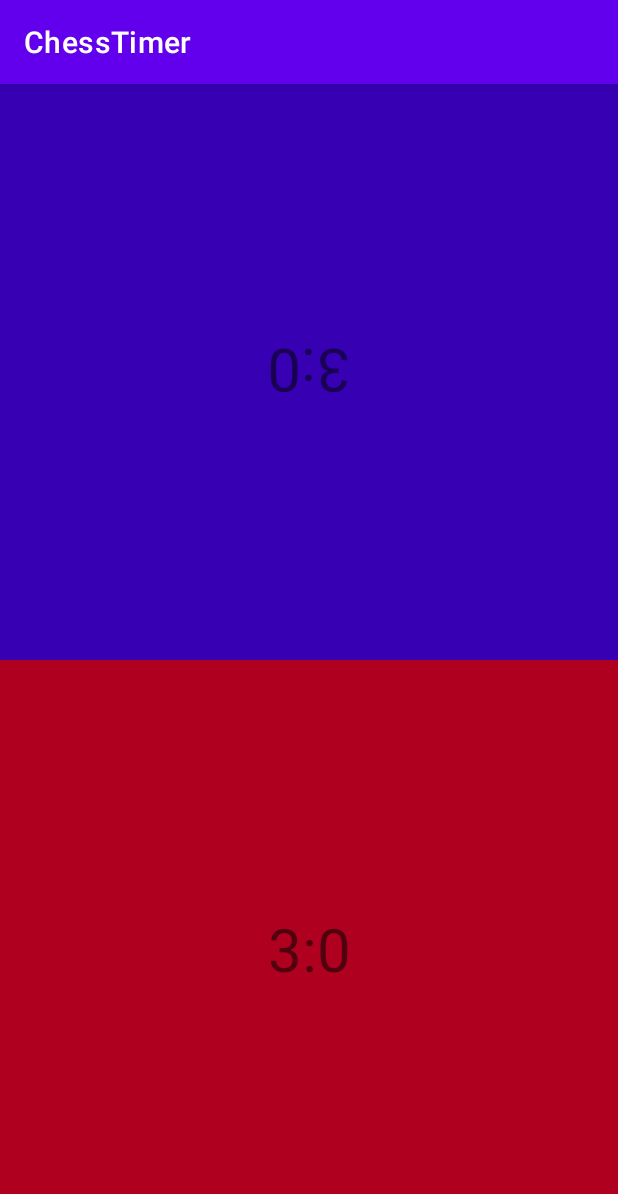
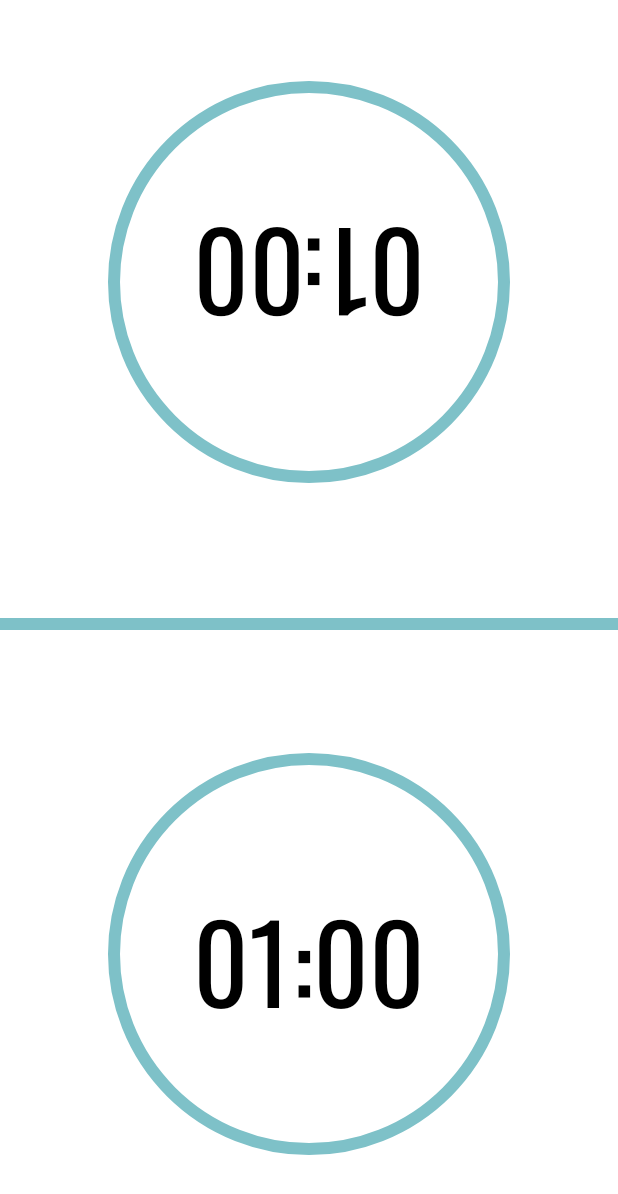
Before and after one commit to Ulyana75/ChessTimer, an Android app: the screen it shows after launch (MainActivity), on a phone screen of 412 x 824 dp. Shown: the top 1194 px of the screen. Run offline under Robolectric (Android 15) with nearby library versions, the phone set to English and light mode, and no system bars.

Commit message:
timer with progress bar

```diff
--- a/app/src/main/java/com/itmofitip/chesstimer/MainActivity.kt
+++ b/app/src/main/java/com/itmofitip/chesstimer/MainActivity.kt
@@ -5,7 +5,9 @@ import android.os.Bundle
 import com.itmofitip.chesstimer.view.fragment.TimerFragment
 import com.itmofitip.chesstimer.utilities.APP_ACTIVITY
 import com.itmofitip.chesstimer.utilities.replaceFragment
+import kotlinx.coroutines.ExperimentalCoroutinesApi
 
+@ExperimentalCoroutinesApi
 class MainActivity : AppCompatActivity() {
 
     override fun onCreate(savedInstanceState: Bundle?) {
@@ -16,6 +18,7 @@ class MainActivity : AppCompatActivity() {
 
     override fun onStart() {
         super.onStart()
+        supportActionBar?.hide()
         replaceFragment(TimerFragment(), false)
     }
 }
--- a/app/src/main/java/com/itmofitip/chesstimer/presenter/TimerPresenter.kt
+++ b/app/src/main/java/com/itmofitip/chesstimer/presenter/TimerPresenter.kt
@@ -1,89 +1,138 @@
 package com.itmofitip.chesstimer.presenter
 
 import android.util.Log
-import com.itmofitip.chesstimer.repository.TimerRepository
+import com.itmofitip.chesstimer.repository.*
 import com.itmofitip.chesstimer.view.TimerView
 import kotlinx.coroutines.*
 import kotlinx.coroutines.flow.*
+import java.util.concurrent.TimeUnit
 
+@FlowPreview
+@ExperimentalCoroutinesApi
 class TimerPresenter(private val view: TimerView) {
 
-    private val turn = MutableStateFlow<Int?>(null)
-    private val isPause = MutableStateFlow(true)
-    private var activeJob: Job? = null
-    private var repository = TimerRepository()
+    private val turnRepository = TurnRepository()
+    private val pauseRepository = PauseRepository()
+    private var timeRepository = TimeRepository()
+    private var firstJob: Job? = null
+    private var secondJob: Job? = null
 
     init {
-        view.setFirstTime(repository.getStartTime())
-        view.setSecondTime(repository.getStartTime())
+        view.setFirstTime(getNormalizedTime(timeRepository.startMillis))
+        view.setSecondTime(getNormalizedTime(timeRepository.startMillis))
 
         CoroutineScope(Dispatchers.IO).launch {
-            isPause.collect {
-                if (it) {
-                    activeJob?.cancel()
+            pauseRepository.pauseState.collect {
+                when (it) {
+                    PauseState.PAUSE -> {
+                        firstJob?.cancel()
+                        secondJob?.cancel()
+                    }
+                    PauseState.ACTIVE -> {
+                        collectTime()
+                    }
                 }
             }
         }
 
-        CoroutineScope(Dispatchers.IO).launch {
-            observeTurn()
-        }
+        observeMillisLeft()
     }
 
     fun startTimer() {
-        isPause.value = false
-        CoroutineScope(Dispatchers.IO).launch {
-            observeTurn()
-        }
+        pauseRepository.setPauseState(PauseState.ACTIVE)
     }
 
     fun stopTimer() {
-        isPause.value = true
+        pauseRepository.setPauseState(PauseState.PAUSE)
     }
 
     fun onFirstTimeButtonClicked() {
-        Log.d("LOL", "onFirstTimeButtonClicked")
-        turn.value = 1
+        startTimer()
+        timeRepository.incrementFirstTime()
+        turnRepository.setTurn(Turn.SECOND)
     }
 
     fun onSecondTimeButtonClicked() {
-        Log.d("LOL", "onSecondTimeButtonClicked")
-        turn.value = 0
+        startTimer()
+        timeRepository.incrementSecondTime()
+        turnRepository.setTurn(Turn.FIRST)
     }
 
-    private suspend fun observeTurn() {
-        Log.d("LOL", "observeTurn")
-        turn.collect {
-            Log.d("LOL", "im in collect turn with value $it")
-            activeJob?.cancel()
-
-            when (it) {
-                0 -> {
-                    activeJob = getTimerJob(0)
+    @FlowPreview
+    private fun observeMillisLeft() {
+        CoroutineScope(Dispatchers.IO).launch {
+            timeRepository.firstMillisLeft.collect {
+                withContext(Dispatchers.Main) {
+                    view.setFirstProgress(it.toFloat() / timeRepository.startMillis * 100)
                 }
-                1 -> {
-                    activeJob = getTimerJob(1)
+            }
+        }
+        CoroutineScope(Dispatchers.IO).launch {
+            timeRepository.secondMillisLeft.collect {
+                withContext(Dispatchers.Main) {
+                    view.setSecondProgress(it.toFloat() / timeRepository.startMillis * 100)
                 }
             }
         }
     }
 
-    private fun getTimerJob(a: Int): Job {
-        return when (a) {
-            0 -> CoroutineScope(Dispatchers.IO).launch {
-                repository.getFirstTimeFlow().collect { time ->
-                    withContext(Dispatchers.Main) {
-                        view.setFirstTime(time)
+    @ExperimentalCoroutinesApi
+    private fun collectTime() {
+        firstJob = CoroutineScope(Dispatchers.Main).launch {
+            getFirstTimeFlow().collect { time ->
+                view.setFirstTime(time)
+            }
+        }
+        secondJob = CoroutineScope(Dispatchers.Main).launch {
+            getSecondTimeFlow().collect { time ->
+                view.setSecondTime(time)
+            }
+        }
+    }
+
+    @ExperimentalCoroutinesApi
+    private fun getFirstTimeFlow(): Flow<String> {
+        return turnRepository.turn.flatMapLatest { turn ->
+            when (turn) {
+                Turn.FIRST -> return@flatMapLatest flow {
+                    while (true) {
+                        delay(10)
+                        timeRepository.decrementFirstTime(10)
+                        emit(getNormalizedTime(timeRepository.firstMillisLeft.value))
                     }
-                }
-            }
-            else -> CoroutineScope(Dispatchers.IO).launch {
-                repository.getSecondTimeFlow().collect { time ->
-                    withContext(Dispatchers.Main) {
-                        view.setSecondTime(time)
-                    }
+                }.flowOn(Dispatchers.IO)
+
+                else -> return@flatMapLatest flow {
+                    emit(getNormalizedTime(timeRepository.firstMillisLeft.value))
                 }
             }
         }
     }
+
+    @ExperimentalCoroutinesApi
+    private fun getSecondTimeFlow(): Flow<String> {
+        return turnRepository.turn.flatMapLatest { turn ->
+            when (turn) {
+                Turn.SECOND -> return@flatMapLatest flow {
+                    while (true) {
+                        delay(10)
+                        timeRepository.decrementSecondTime(10)
+                        emit(getNormalizedTime(timeRepository.secondMillisLeft.value))
+                    }
+                }.flowOn(Dispatchers.IO)
+
+                else -> return@flatMapLatest flow {
+                    emit(getNormalizedTime(timeRepository.secondMillisLeft.value))
+                }
+            }
+        }
+    }
+
+    private fun getNormalizedTime(millis: Long): String {
+        val minutes = TimeUnit.MILLISECONDS.toMinutes(millis)
+        val seconds = TimeUnit.MILLISECONDS.toSeconds(millis - minutes * 60_000)
+        val strMinutes = if (minutes < 10) "0$minutes" else "$minutes"
+        val strSeconds = if (seconds < 10) "0$seconds" else "$seconds"
+        return "$strMinutes:$strSeconds"
+    }
 }
--- /dev/null
+++ b/app/src/main/java/com/itmofitip/chesstimer/repository/PauseRepository.kt
@@ -0,0 +1,17 @@
+package com.itmofitip.chesstimer.repository
+
+import kotlinx.coroutines.flow.MutableStateFlow
+import kotlinx.coroutines.flow.StateFlow
+
+class PauseRepository {
+    private val _pauseState: MutableStateFlow<PauseState> = MutableStateFlow(PauseState.NOT_STARTED)
+    val pauseState: StateFlow<PauseState> get() = _pauseState
+
+    fun setPauseState(newPauseState: PauseState) {
+        _pauseState.value = newPauseState
+    }
+}
+
+enum class PauseState {
+    PAUSE, ACTIVE, NOT_STARTED
+}
--- /dev/null
+++ b/app/src/main/java/com/itmofitip/chesstimer/repository/TimeRepository.kt
@@ -0,0 +1,35 @@
+package com.itmofitip.chesstimer.repository
+
+import kotlinx.coroutines.flow.MutableStateFlow
+import kotlinx.coroutines.flow.StateFlow
+import java.util.concurrent.TimeUnit
+
+class TimeRepository {
+    var startMillis: Long = TimeUnit.MINUTES.toMillis(1)
+        private set
+    var increment: Long = TimeUnit.SECONDS.toMillis(2)
+        private set
+
+    private val _firstMillisLeft = MutableStateFlow(startMillis)
+    val firstMillisLeft: StateFlow<Long> get() = _firstMillisLeft
+
+    private val _secondMillisLeft = MutableStateFlow(startMillis)
+    val secondMillisLeft: StateFlow<Long> get() = _secondMillisLeft
+
+
+    fun incrementFirstTime() {
+        _firstMillisLeft.value += increment
+    }
+
+    fun incrementSecondTime() {
+        _secondMillisLeft.value += increment
+    }
+
+    fun decrementFirstTime(decrement: Long) {
+        _firstMillisLeft.value -= decrement
+    }
+
+    fun decrementSecondTime(decrement: Long) {
+        _secondMillisLeft.value -= decrement
+    }
+}
--- a/app/src/main/java/com/itmofitip/chesstimer/repository/TimerRepository.kt
+++ /dev/null
@@ -1,36 +0,0 @@
-package com.itmofitip.chesstimer.repository
-
-import com.itmofitip.chesstimer.commonmodels.Time
-import kotlinx.coroutines.Dispatchers
-import kotlinx.coroutines.delay
-import kotlinx.coroutines.flow.Flow
-import kotlinx.coroutines.flow.flow
-import kotlinx.coroutines.flow.flowOn
-
-class TimerRepository {
-    private var startTime: Time = Time(3)
-    private var currentFirstTime = startTime.copy()
-    private var currentSecondTime = startTime.copy()
-
-    fun getStartTime(): String = "${startTime.minutes}:${startTime.seconds}"
-
-    fun getFirstTimeFlow(): Flow<String> {
-        return flow {
-            while (true) {
-                delay(10)
-                currentFirstTime.subtractMillis(10)
-                emit("${currentFirstTime.minutes}:${currentFirstTime.seconds}")
-            }
-        }.flowOn(Dispatchers.IO)
-    }
-
-    fun getSecondTimeFlow(): Flow<String> {
-        return flow {
-            while (true) {
-                delay(10)
-                currentSecondTime.subtractMillis(10)
-                emit("${currentSecondTime.minutes}:${currentSecondTime.seconds}")
-            }
-        }.flowOn(Dispatchers.IO)
-    }
-}
--- /dev/null
+++ b/app/src/main/java/com/itmofitip/chesstimer/repository/TurnRepository.kt
@@ -0,0 +1,17 @@
+package com.itmofitip.chesstimer.repository
+
+import kotlinx.coroutines.flow.MutableStateFlow
+import kotlinx.coroutines.flow.StateFlow
+
+class TurnRepository {
+    private val _turn: MutableStateFlow<Turn> = MutableStateFlow(Turn.FIRST)
+    val turn: StateFlow<Turn> get() = _turn
+
+    fun setTurn(newTurn: Turn) {
+        _turn.value = newTurn
+    }
+}
+
+enum class Turn {
+    FIRST, SECOND
+}
--- /dev/null
+++ b/app/src/main/java/com/itmofitip/chesstimer/view/CircularProgressBar.kt
@@ -0,0 +1,93 @@
+package com.itmofitip.chesstimer.view
+
+import android.annotation.SuppressLint
+import android.content.Context
+import android.graphics.Canvas
+import android.graphics.Color
+import android.graphics.Paint
+import android.graphics.RectF
+import android.util.AttributeSet
+import android.view.View
+import com.itmofitip.chesstimer.R
+import kotlin.math.min
+import kotlin.math.roundToInt
+
+
+@SuppressLint("ViewConstructor")
+class CircularProgressBar(context: Context, attrs: AttributeSet) : View(context, attrs) {
+    /**
+     * ProgressBar's line thickness
+     */
+    private var strokeWidth = 4f
+    private var progress = 0f
+    private var min = 0
+    private var max = 100
+
+    /**
+     * Start the progress at 12 o'clock
+     */
+    private val startAngle = -90f
+    private var color: Int = Color.DKGRAY
+    private var rectF: RectF = RectF()
+    private var backgroundPaint: Paint = Paint(Paint.ANTI_ALIAS_FLAG)
+    private var foregroundPaint: Paint = Paint(Paint.ANTI_ALIAS_FLAG)
+
+    init {
+        val typedArray =
+            context.theme.obtainStyledAttributes(attrs, R.styleable.CircularProgressBar, 0, 0)
+        try {
+            strokeWidth = typedArray.getDimension(
+                R.styleable.CircularProgressBar_progressBarThickness,
+                strokeWidth
+            )
+            progress = typedArray.getFloat(R.styleable.CircularProgressBar_progress, progress)
+            color = typedArray.getInt(R.styleable.CircularProgressBar_progressbarColor, color)
+            min = typedArray.getInt(R.styleable.CircularProgressBar_min, min)
+            max = typedArray.getInt(R.styleable.CircularProgressBar_max, max)
+        } finally {
+            typedArray.recycle()
+        }
+
+        backgroundPaint.color = adjustAlpha(color, 0f)
+        backgroundPaint.style = Paint.Style.STROKE
+        backgroundPaint.strokeWidth = strokeWidth
+
+        foregroundPaint.color = color
+        foregroundPaint.style = Paint.Style.STROKE
+        foregroundPaint.strokeWidth = strokeWidth
+    }
+
+    private fun adjustAlpha(color: Int, factor: Float): Int {
+        val alpha = (Color.alpha(color) * factor).roundToInt()
+        val red = Color.red(color)
+        val green = Color.green(color)
+        val blue = Color.blue(color)
+        return Color.argb(alpha, red, green, blue)
+    }
+
+    override fun onMeasure(widthMeasureSpec: Int, heightMeasureSpec: Int) {
+        val height = getDefaultSize(suggestedMinimumHeight, heightMeasureSpec)
+        val width = getDefaultSize(suggestedMinimumWidth, widthMeasureSpec)
+        val min = min(height, width)
+        setMeasuredDimension(min, min)
+        rectF.set(
+            0 + strokeWidth / 2 + (width - min) / 2,
+            0 + strokeWidth / 2,
+            min - strokeWidth / 2 + (width - min) / 2,
+            min - strokeWidth / 2
+        )
+    }
+
+    override fun onDraw(canvas: Canvas?) {
+        super.onDraw(canvas)
+
+        canvas?.drawOval(rectF, backgroundPaint)
+        val angle = 360 * progress / max
+        canvas?.drawArc(rectF, startAngle, angle, false, foregroundPaint)
+    }
+
+    fun setProgress(newProgress: Float) {
+        progress = newProgress
+        invalidate()
+    }
+}
--- a/app/src/main/java/com/itmofitip/chesstimer/view/TimerView.kt
+++ b/app/src/main/java/com/itmofitip/chesstimer/view/TimerView.kt
@@ -3,4 +3,7 @@ package com.itmofitip.chesstimer.view
 interface TimerView {
     fun setFirstTime(time: String)
     fun setSecondTime(time: String)
+
+    fun setFirstProgress(progress: Float)
+    fun setSecondProgress(progress: Float)
 }
--- a/app/src/main/java/com/itmofitip/chesstimer/view/fragment/TimerFragment.kt
+++ b/app/src/main/java/com/itmofitip/chesstimer/view/fragment/TimerFragment.kt
@@ -1,17 +1,23 @@
 package com.itmofitip.chesstimer.view.fragment
 
 import android.os.Bundle
+import android.util.Log
 import androidx.fragment.app.Fragment
 import android.view.LayoutInflater
 import android.view.View
 import android.view.ViewGroup
+import android.widget.ProgressBar
 import android.widget.TextView
 import androidx.constraintlayout.widget.ConstraintLayout
 import com.itmofitip.chesstimer.R
 import com.itmofitip.chesstimer.presenter.TimerPresenter
+import com.itmofitip.chesstimer.view.CircularProgressBar
 import com.itmofitip.chesstimer.view.TimerView
+import kotlinx.coroutines.ExperimentalCoroutinesApi
+import kotlinx.coroutines.FlowPreview
 
-
+@FlowPreview
+@ExperimentalCoroutinesApi
 class TimerFragment : Fragment(), TimerView {
 
     private lateinit var presenter: TimerPresenter
@@ -44,4 +50,12 @@ class TimerFragment : Fragment(), TimerView {
     override fun setSecondTime(time: String) {
         requireActivity().findViewById<TextView>(R.id.time_second).text = time
     }
+
+    override fun setFirstProgress(progress: Float) {
+        requireActivity().findViewById<CircularProgressBar>(R.id.progress_bar_first).setProgress(progress)
+    }
+
+    override fun setSecondProgress(progress: Float) {
+        requireActivity().findViewById<CircularProgressBar>(R.id.progress_bar_second).setProgress(progress)
+    }
 }
--- a/app/src/main/res/layout/fragment_timer.xml
+++ b/app/src/main/res/layout/fragment_timer.xml
@@ -13,26 +13,41 @@
         android:orientation="horizontal"
         app:layout_constraintGuide_percent="0.5"/>
 
+    <View
+        android:layout_width="match_parent"
+        android:layout_height="8dp"
+        app:layout_constraintTop_toTopOf="@+id/guideline"
+        android:background="@color/main_blue"/>
+
     <androidx.constraintlayout.widget.ConstraintLayout
         android:id="@+id/button_timer_second"
         android:layout_width="match_parent"
         android:layout_height="0dp"
         app:layout_constraintTop_toTopOf="parent"
         app:layout_constraintBottom_toTopOf="@id/guideline"
-        android:background="@color/purple_700"
         android:clickable="true"
-        android:focusable="true">
+        android:focusable="true"
+        android:rotation="180">
+
+        <com.itmofitip.chesstimer.view.CircularProgressBar
+            android:id="@+id/progress_bar_second"
+            android:layout_width="match_parent"
+            android:layout_height="match_parent"
+            app:progressBarThickness="8dp"
+            app:progressbarColor="@color/main_blue"
+            android:layout_marginTop="90dp"
+            android:layout_marginStart="54dp"
+            android:layout_marginEnd="54dp"
+            android:layout_marginBottom="54dp"/>
 
         <TextView
+            android:layout_width="match_parent"
+            android:layout_height="0dp"
             android:id="@+id/time_second"
-            android:layout_width="match_parent"
-            android:layout_height="wrap_content"
-            app:layout_constraintTop_toTopOf="parent"
-            app:layout_constraintBottom_toBottomOf="parent"
-            android:rotation="180"
-            tools:text="ABOBA"
-            android:textAlignment="center"
-            android:textSize="40sp"/>
+            app:layout_constraintTop_toTopOf="@id/progress_bar_second"
+            app:layout_constraintBottom_toBottomOf="@id/progress_bar_second"
+            tools:text="05:00"
+            style="@style/time_text" />
 
     </androidx.constraintlayout.widget.ConstraintLayout>
 
@@ -42,19 +57,28 @@
         android:layout_height="0dp"
         app:layout_constraintTop_toBottomOf="@+id/guideline"
         app:layout_constraintBottom_toBottomOf="parent"
-        android:background="@color/design_default_color_error"
         android:clickable="true"
         android:focusable="true">
+
+        <com.itmofitip.chesstimer.view.CircularProgressBar
+            android:id="@+id/progress_bar_first"
+            android:layout_width="match_parent"
+            android:layout_height="match_parent"
+            app:progressBarThickness="8dp"
+            app:progressbarColor="@color/main_blue"
+            android:layout_marginTop="90dp"
+            android:layout_marginStart="54dp"
+            android:layout_marginEnd="54dp"
+            android:layout_marginBottom="54dp"/>
 
         <TextView
             android:id="@+id/time_first"
             android:layout_width="match_parent"
-            android:layout_height="wrap_content"
-            app:layout_constraintTop_toTopOf="parent"
-            app:layout_constraintBottom_toBottomOf="parent"
-            tools:text="ABOBA"
-            android:textAlignment="center"
-            android:textSize="40sp"/>
+            android:layout_height="0dp"
+            app:layout_constraintTop_toTopOf="@id/progress_bar_first"
+            app:layout_constraintBottom_toBottomOf="@id/progress_bar_first"
+            tools:text="05:00"
+            style="@style/time_text"/>
 
     </androidx.constraintlayout.widget.ConstraintLayout>
 
--- a/app/src/main/res/values/colors.xml
+++ b/app/src/main/res/values/colors.xml
@@ -7,4 +7,6 @@
     <color name="teal_700">#FF018786</color>
     <color name="black">#FF000000</color>
     <color name="white">#FFFFFFFF</color>
+
+    <color name="main_blue">#7EC1C8</color>
 </resources>
--- /dev/null
+++ b/app/src/main/res/values/styles.xml
@@ -0,0 +1,11 @@
+<?xml version="1.0" encoding="utf-8"?>
+<resources>
+
+    <style name="time_text">
+        <item name="android:textAlignment">center</item>
+        <item name="android:gravity">center</item>
+        <item name="android:textSize">72sp</item>
+        <item name="android:fontFamily">@font/oswald_regular</item>
+        <item name="android:textColor">@color/black</item>
+    </style>
+</resources>
```
Also changed, not shown: app/src/main/res/drawable/circular_progress_bar.xml (added, +18 -0 lines), app/src/main/res/values/attrs.xml (added, +10 -0 lines), app/src/main/res/font/oswald_regular.ttf (added).
